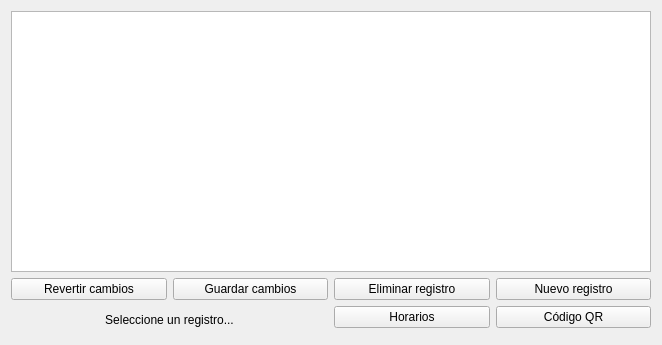
Before: the Qt Designer form personal.ui in enchiladaSuiza/AsistenciaFototeca, drawn with Qt 5.
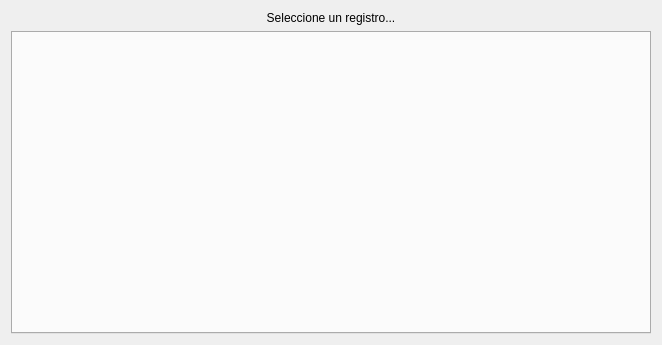
After: the same form once the commit is applied.

Commit message: Interfaz para edición de horarios

```diff
--- a/personal.ui
+++ b/personal.ui
@@ -13,36 +13,8 @@
   <property name="windowTitle">
    <string>Form</string>
   </property>
-  <layout class="QVBoxLayout" name="verticalLayout">
-   <item>
-    <widget class="QTableView" name="tableView"/>
-   </item>
-   <item>
-    <layout class="QGridLayout" name="gridLayout">
-     <property name="topMargin">
-      <number>0</number>
-     </property>
-     <item row="0" column="0">
-      <widget class="QPushButton" name="revertirButton">
-       <property name="sizePolicy">
-        <sizepolicy hsizetype="Minimum" vsizetype="Fixed">
-         <horstretch>0</horstretch>
-         <verstretch>0</verstretch>
-        </sizepolicy>
-       </property>
-       <property name="text">
-        <string>Revertir cambios</string>
-       </property>
-      </widget>
-     </item>
-     <item row="0" column="1">
-      <widget class="QPushButton" name="guardarButton">
-       <property name="text">
-        <string>Guardar cambios</string>
-       </property>
-      </widget>
-     </item>
-     <item row="1" column="0" rowspan="2" colspan="2">
+  <layout class="QGridLayout" name="gridLayout_2">
+   <item row="0" column="0" colspan="2">
       <widget class="QLabel" name="seleccionLabel">
        <property name="text">
         <string>Seleccione un registro...</string>
@@ -52,35 +24,8 @@
        </property>
       </widget>
      </item>
-     <item row="0" column="3">
-      <widget class="QPushButton" name="agregarButton">
-       <property name="text">
-        <string>Nuevo registro</string>
-       </property>
-      </widget>
-     </item>
-     <item row="0" column="2">
-      <widget class="QPushButton" name="eliminarButton">
-       <property name="text">
-        <string>Eliminar registro</string>
-       </property>
-      </widget>
-     </item>
-     <item row="1" column="3">
-      <widget class="QPushButton" name="qrButton">
-       <property name="text">
-        <string>Código QR</string>
-       </property>
-      </widget>
-     </item>
-     <item row="1" column="2">
-      <widget class="QPushButton" name="editarButton">
-       <property name="text">
-        <string>Horarios</string>
-       </property>
-      </widget>
-     </item>
-    </layout>
+   <item row="1" column="0" colspan="2">
+    <widget class="QTabWidget" name="tabWidget"/>
    </item>
   </layout>
  </widget>
```
Lines whose indentation alone changed are shown as unchanged. The commit also changes 9 other files.
